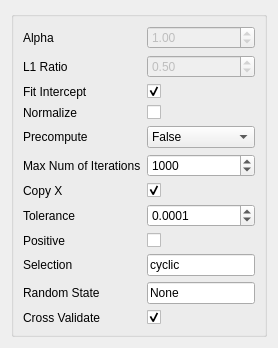
Old version of the form ui/ElasticNet.ui in the repository tisaconundrum2/PySAT-GUI.
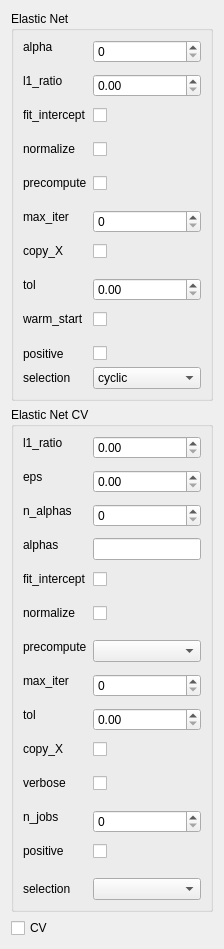
New version of the form.

Commit message: Updating Elastic net to match sklearn

```diff
--- a/ui/ElasticNet.ui
+++ b/ui/ElasticNet.ui
@@ -13,213 +13,316 @@
   </property>
   <layout class="QVBoxLayout" name="verticalLayout">
    <item>
-    <widget class="QGroupBox" name="groupBox">
-     <layout class="QFormLayout" name="formLayout">
+    <widget class="QGroupBox" name="elasticNetGroupBox">
+     <property name="title">
+      <string>Elastic Net</string>
+     </property>
+     <layout class="QFormLayout" name="ElasticNet">
       <property name="fieldGrowthPolicy">
        <enum>QFormLayout::AllNonFixedFieldsGrow</enum>
       </property>
       <item row="0" column="0">
-       <widget class="QLabel" name="alphaLabel">
+       <widget class="QLabel" name="enalphaLabel">
         <property name="text">
-         <string>Alpha</string>
+         <string>alpha
+</string>
         </property>
        </widget>
       </item>
       <item row="0" column="1">
-       <widget class="QDoubleSpinBox" name="alphaDoubleSpinBox">
-        <property name="enabled">
-         <bool>false</bool>
+       <widget class="QSpinBox" name="enalphaSpinBox"/>
+      </item>
+      <item row="1" column="0">
+       <widget class="QLabel" name="enl1_ratioLabel">
+        <property name="text">
+         <string>l1_ratio
+</string>
         </property>
-        <property name="maximum">
-         <double>9999999.000000000000000</double>
+       </widget>
+      </item>
+      <item row="1" column="1">
+       <widget class="QDoubleSpinBox" name="enl1_ratioDoubleSpinBox"/>
+      </item>
+      <item row="2" column="0">
+       <widget class="QLabel" name="enfit_interceptLabel">
+        <property name="text">
+         <string>fit_intercept
+</string>
         </property>
-        <property name="singleStep">
-         <double>1.000000000000000</double>
+       </widget>
+      </item>
+      <item row="2" column="1">
+       <widget class="QCheckBox" name="enfit_interceptCheckBox"/>
+      </item>
+      <item row="3" column="0">
+       <widget class="QLabel" name="ennormalizeLabel">
+        <property name="text">
+         <string>normalize
+</string>
         </property>
-        <property name="value">
-         <double>1.000000000000000</double>
+       </widget>
+      </item>
+      <item row="3" column="1">
+       <widget class="QCheckBox" name="ennormalizeCheckBox"/>
+      </item>
+      <item row="4" column="0">
+       <widget class="QLabel" name="enprecomputeLabel">
+        <property name="text">
+         <string>precompute
+</string>
         </property>
        </widget>
       </item>
-      <item row="1" column="0">
-       <widget class="QLabel" name="l1RatioLabel">
+      <item row="4" column="1">
+       <widget class="QCheckBox" name="enprecomputeCheckBox"/>
+      </item>
+      <item row="5" column="0">
+       <widget class="QLabel" name="enmax_iterLabel">
         <property name="text">
-         <string>L1 Ratio</string>
+         <string>max_iter
+</string>
         </property>
        </widget>
       </item>
-      <item row="1" column="1">
-       <widget class="QDoubleSpinBox" name="l1RatioDoubleSpinBox">
-        <property name="enabled">
-         <bool>false</bool>
+      <item row="5" column="1">
+       <widget class="QSpinBox" name="enmax_iterSpinBox"/>
+      </item>
+      <item row="6" column="0">
+       <widget class="QLabel" name="encopy_XLabel">
+        <property name="text">
+         <string>copy_X
+</string>
         </property>
-        <property name="maximum">
-         <double>9999999.000000000000000</double>
+       </widget>
+      </item>
+      <item row="6" column="1">
+       <widget class="QCheckBox" name="encopy_XCheckBox"/>
+      </item>
+      <item row="7" column="0">
+       <widget class="QLabel" name="entolLabel">
+        <property name="text">
+         <string>tol
+</string>
         </property>
-        <property name="singleStep">
-         <double>0.500000000000000</double>
+       </widget>
+      </item>
+      <item row="7" column="1">
+       <widget class="QDoubleSpinBox" name="entolDoubleSpinBox"/>
+      </item>
+      <item row="8" column="0">
+       <widget class="QLabel" name="enwarm_startLabel">
+        <property name="text">
+         <string>warm_start
+</string>
         </property>
-        <property name="value">
-         <double>0.500000000000000</double>
+       </widget>
+      </item>
+      <item row="8" column="1">
+       <widget class="QCheckBox" name="enwarm_startCheckBox"/>
+      </item>
+      <item row="9" column="0">
+       <widget class="QLabel" name="enpositiveLabel">
+        <property name="text">
+         <string>positive</string>
         </property>
        </widget>
       </item>
+      <item row="9" column="1">
+       <widget class="QCheckBox" name="enpositiveCheckBox"/>
+      </item>
+      <item row="10" column="0">
+       <widget class="QLabel" name="enselectionLabel">
+        <property name="text">
+         <string>selection</string>
+        </property>
+       </widget>
+      </item>
+      <item row="10" column="1">
+       <widget class="QComboBox" name="enselectionComboBox">
+        <item>
+         <property name="text">
+          <string>cyclic</string>
+         </property>
+        </item>
+        <item>
+         <property name="text">
+          <string>random</string>
+         </property>
+        </item>
+       </widget>
+      </item>
+     </layout>
+    </widget>
+   </item>
+   <item>
+    <widget class="QGroupBox" name="elasticNetCVGroupBox">
+     <property name="title">
+      <string>Elastic Net CV</string>
+     </property>
+     <layout class="QFormLayout" name="ElasticNetCV_2">
+      <item row="0" column="0">
+       <widget class="QLabel" name="l1_ratioLabel">
+        <property name="text">
+         <string>l1_ratio
+</string>
+        </property>
+       </widget>
+      </item>
+      <item row="0" column="1">
+       <widget class="QDoubleSpinBox" name="l1_ratioDoubleSpinBox"/>
+      </item>
+      <item row="1" column="0">
+       <widget class="QLabel" name="epsLabel">
+        <property name="text">
+         <string>eps
+</string>
+        </property>
+       </widget>
+      </item>
+      <item row="1" column="1">
+       <widget class="QDoubleSpinBox" name="epsDoubleSpinBox"/>
+      </item>
       <item row="2" column="0">
-       <widget class="QLabel" name="fitInterceptLabel">
+       <widget class="QLabel" name="n_alphasLabel">
         <property name="text">
-         <string>Fit Intercept</string>
+         <string>n_alphas
+</string>
         </property>
        </widget>
       </item>
       <item row="2" column="1">
-       <widget class="QCheckBox" name="fitInterceptCheckBox">
-        <property name="checked">
-         <bool>true</bool>
+       <widget class="QSpinBox" name="n_alphasSpinBox"/>
+      </item>
+      <item row="3" column="0">
+       <widget class="QLabel" name="alphasLabel">
+        <property name="text">
+         <string>alphas
+</string>
         </property>
        </widget>
       </item>
-      <item row="3" column="0">
+      <item row="3" column="1">
+       <widget class="QLineEdit" name="alphasLineEdit"/>
+      </item>
+      <item row="4" column="0">
+       <widget class="QLabel" name="fit_interceptLabel">
+        <property name="text">
+         <string>fit_intercept
+</string>
+        </property>
+       </widget>
+      </item>
+      <item row="4" column="1">
+       <widget class="QCheckBox" name="fit_interceptCheckBox"/>
+      </item>
+      <item row="5" column="0">
        <widget class="QLabel" name="normalizeLabel">
         <property name="text">
-         <string>Normalize</string>
+         <string>normalize
+</string>
         </property>
        </widget>
       </item>
-      <item row="3" column="1">
+      <item row="5" column="1">
        <widget class="QCheckBox" name="normalizeCheckBox"/>
       </item>
-      <item row="4" column="0">
+      <item row="6" column="0">
        <widget class="QLabel" name="precomputeLabel">
         <property name="text">
-         <string>Precompute</string>
-        </property>
-       </widget>
-      </item>
-      <item row="4" column="1">
-       <widget class="QComboBox" name="precomputeComboBox">
-        <item>
-         <property name="text">
-          <string>False</string>
-         </property>
-        </item>
-        <item>
-         <property name="text">
-          <string>True</string>
-         </property>
-        </item>
-        <item>
-         <property name="text">
-          <string>Array-like</string>
-         </property>
-        </item>
-       </widget>
-      </item>
-      <item row="5" column="0">
-       <widget class="QLabel" name="maxNumOfIterationsLabel">
-        <property name="text">
-         <string>Max Num of Iterations</string>
-        </property>
-       </widget>
-      </item>
-      <item row="5" column="1">
-       <widget class="QSpinBox" name="maxNumOfIterationsSpinBox">
-        <property name="maximum">
-         <number>99999</number>
-        </property>
-        <property name="value">
-         <number>1000</number>
-        </property>
-       </widget>
-      </item>
-      <item row="6" column="0">
-       <widget class="QLabel" name="copyXLabel">
-        <property name="text">
-         <string>Copy X</string>
+         <string>precompute
+</string>
         </property>
        </widget>
       </item>
       <item row="6" column="1">
-       <widget class="QCheckBox" name="copyXCheckBox">
-        <property name="checked">
-         <bool>true</bool>
-        </property>
-       </widget>
+       <widget class="QComboBox" name="precomputeComboBox"/>
       </item>
       <item row="7" column="0">
-       <widget class="QLabel" name="toleranceLabel">
+       <widget class="QLabel" name="max_iterLabel">
         <property name="text">
-         <string>Tolerance</string>
+         <string>max_iter
+</string>
         </property>
        </widget>
       </item>
       <item row="7" column="1">
-       <widget class="QDoubleSpinBox" name="toleranceDoubleSpinBox">
-        <property name="decimals">
-         <number>4</number>
-        </property>
-        <property name="singleStep">
-         <double>0.000100000000000</double>
-        </property>
-        <property name="value">
-         <double>0.000100000000000</double>
-        </property>
-       </widget>
+       <widget class="QSpinBox" name="max_iterSpinBox"/>
       </item>
       <item row="8" column="0">
+       <widget class="QLabel" name="tolLabel">
+        <property name="text">
+         <string>tol
+</string>
+        </property>
+       </widget>
+      </item>
+      <item row="8" column="1">
+       <widget class="QDoubleSpinBox" name="tolDoubleSpinBox"/>
+      </item>
+      <item row="9" column="0">
+       <widget class="QLabel" name="copy_XLabel">
+        <property name="text">
+         <string>copy_X
+</string>
+        </property>
+       </widget>
+      </item>
+      <item row="9" column="1">
+       <widget class="QCheckBox" name="copy_XCheckBox"/>
+      </item>
+      <item row="10" column="0">
+       <widget class="QLabel" name="verboseLabel">
+        <property name="text">
+         <string>verbose
+</string>
+        </property>
+       </widget>
+      </item>
+      <item row="10" column="1">
+       <widget class="QCheckBox" name="verboseCheckBox"/>
+      </item>
+      <item row="11" column="0">
+       <widget class="QLabel" name="n_jobsLabel">
+        <property name="text">
+         <string>n_jobs
+</string>
+        </property>
+       </widget>
+      </item>
+      <item row="11" column="1">
+       <widget class="QSpinBox" name="n_jobsSpinBox"/>
+      </item>
+      <item row="12" column="0">
        <widget class="QLabel" name="positiveLabel">
         <property name="text">
-         <string>Positive</string>
+         <string>positive
+</string>
         </property>
        </widget>
       </item>
-      <item row="8" column="1">
+      <item row="12" column="1">
        <widget class="QCheckBox" name="positiveCheckBox"/>
       </item>
-      <item row="9" column="0">
+      <item row="13" column="0">
        <widget class="QLabel" name="selectionLabel">
         <property name="text">
-         <string>Selection</string>
+         <string>selection</string>
         </property>
        </widget>
       </item>
-      <item row="9" column="1">
-       <widget class="QLineEdit" name="selectionLineEdit">
-        <property name="text">
-         <string>cyclic</string>
-        </property>
-       </widget>
-      </item>
-      <item row="10" column="0">
-       <widget class="QLabel" name="randomStateLabel">
-        <property name="text">
-         <string>Random State</string>
-        </property>
-       </widget>
-      </item>
-      <item row="10" column="1">
-       <widget class="QLineEdit" name="randomStateLineEdit">
-        <property name="text">
-         <string>None</string>
-        </property>
-       </widget>
-      </item>
-      <item row="11" column="0">
-       <widget class="QLabel" name="crossValidateLabel">
-        <property name="text">
-         <string>Cross Validate</string>
-        </property>
-       </widget>
-      </item>
-      <item row="11" column="1">
-       <widget class="QCheckBox" name="crossValidateCheckBox">
-        <property name="checked">
-         <bool>true</bool>
-        </property>
-       </widget>
+      <item row="13" column="1">
+       <widget class="QComboBox" name="selectionComboBox"/>
       </item>
      </layout>
     </widget>
    </item>
+   <item>
+    <widget class="QCheckBox" name="CVCheckBox">
+     <property name="text">
+      <string>CV</string>
+     </property>
+    </widget>
+   </item>
   </layout>
  </widget>
  <resources/>
```
Left out of the diff: 28 changed lines with no effect on the pictures. The commit also changes 2 other files.
